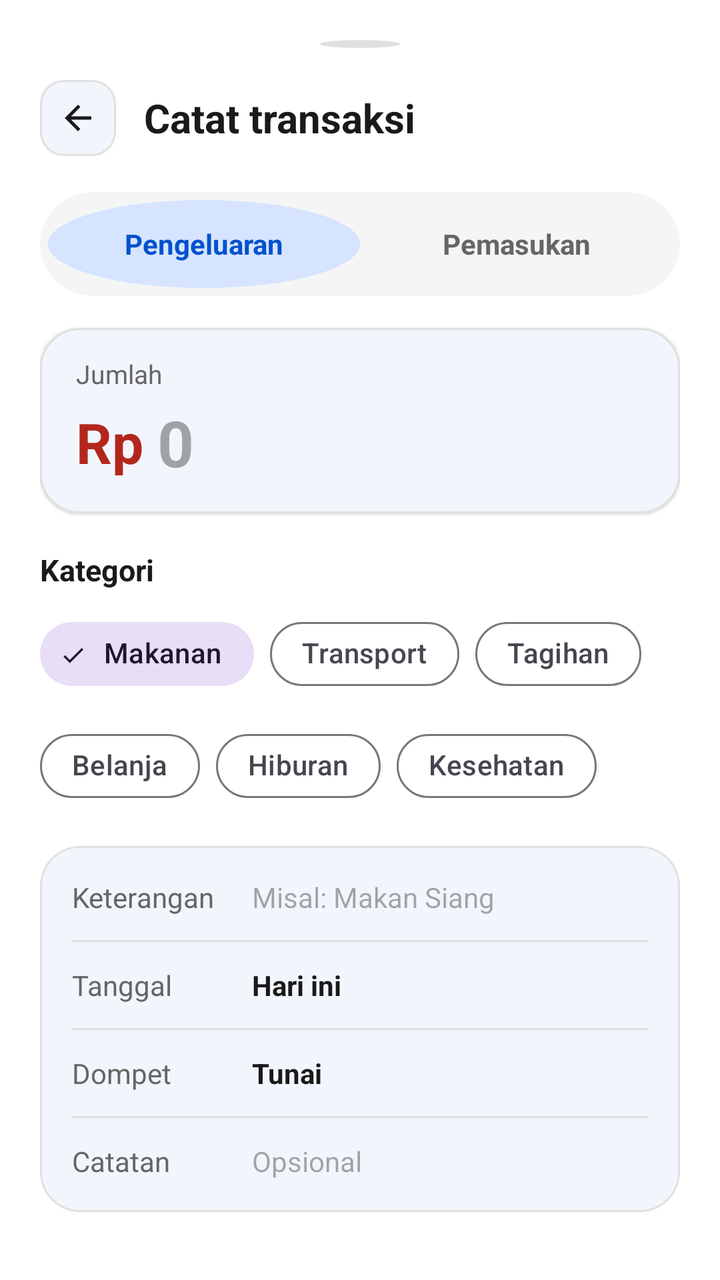
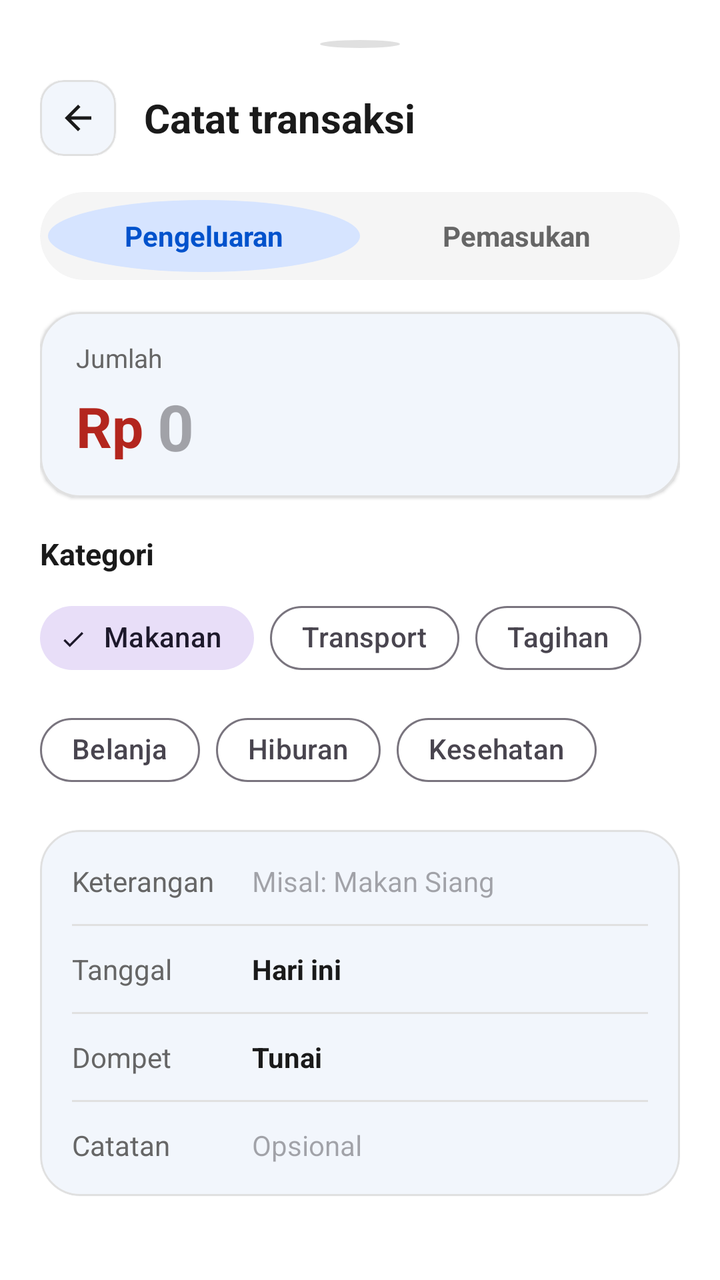

Two renders of the same Android screen: before a commit and after it. Below are the layout's source before the change and the commit's diff.
<!-- AndroidManifest.xml: application theme Theme.Keuangan -->
<!-- res/layout/bottom_sheet_add_transaction.xml -->
<?xml version="1.0" encoding="utf-8"?>
<LinearLayout
    xmlns:android="http://schemas.android.com/apk/res/android"
    xmlns:app="http://schemas.android.com/apk/res-auto"
    android:layout_width="match_parent"
    android:layout_height="wrap_content"
    android:background="@color/brand_background"
    android:orientation="vertical"
    android:paddingHorizontal="20dp"
    android:paddingTop="20dp"
    android:paddingBottom="28dp">

    
    <View
        android:layout_width="40dp"
        android:layout_height="4dp"
        android:layout_gravity="center_horizontal"
        android:layout_marginBottom="16dp"
        android:background="@drawable/bg_circle"
        android:backgroundTint="@color/brand_outline" />

    
    <LinearLayout
        android:layout_width="match_parent"
        android:layout_height="wrap_content"
        android:gravity="center_vertical"
        android:orientation="horizontal">

        <com.google.android.material.card.MaterialCardView
            android:id="@+id/btnBackModal"
            android:layout_width="38dp"
            android:layout_height="38dp"
            app:cardBackgroundColor="@color/brand_surface"
            app:cardCornerRadius="12dp"
            app:cardElevation="1dp"
            app:strokeColor="@color/brand_outline"
            app:strokeWidth="1dp">

            <ImageView
                android:layout_width="20dp"
                android:layout_height="20dp"
                android:layout_gravity="center"
                android:src="@drawable/ic_arrow_back"
                app:tint="@color/brand_text_primary" />
        </com.google.android.material.card.MaterialCardView>

        <TextView
            android:layout_width="wrap_content"
            android:layout_height="wrap_content"
            android:layout_marginStart="14dp"
            android:text="Catat transaksi"
            android:textColor="@color/brand_text_primary"
            android:textSize="20sp"
            android:textStyle="bold" />
    </LinearLayout>

    
    <com.google.android.material.card.MaterialCardView
        android:layout_width="match_parent"
        android:layout_height="52dp"
        android:layout_marginTop="18dp"
        app:cardBackgroundColor="@color/brand_surface_container"
        app:cardCornerRadius="26dp"
        app:cardElevation="0dp"
        app:strokeWidth="0dp">

        <LinearLayout
            android:layout_width="match_parent"
            android:layout_height="match_parent"
            android:orientation="horizontal"
            android:padding="4dp">

            <TextView
                android:id="@+id/btnTabExpense"
                android:layout_width="0dp"
                android:layout_height="match_parent"
                android:layout_weight="1"
                android:background="@drawable/bg_circle"
                android:backgroundTint="@color/brand_light_blue"
                android:gravity="center"
                android:text="Pengeluaran"
                android:textColor="@color/brand_blue"
                android:textSize="14sp"
                android:textStyle="bold" />

            <TextView
                android:id="@+id/btnTabIncome"
                android:layout_width="0dp"
                android:layout_height="match_parent"
                android:layout_weight="1"
                android:background="@android:color/transparent"
                android:gravity="center"
                android:text="Pemasukan"
                android:textColor="@color/brand_text_secondary"
                android:textSize="14sp"
                android:textStyle="bold" />
        </LinearLayout>
    </com.google.android.material.card.MaterialCardView>

    
    <com.google.android.material.card.MaterialCardView
        android:layout_width="match_parent"
        android:layout_height="wrap_content"
        android:layout_marginTop="16dp"
        app:cardBackgroundColor="@color/brand_surface"
        app:cardCornerRadius="20dp"
        app:cardElevation="1dp"
        app:strokeColor="@color/brand_outline"
        app:strokeWidth="1dp">

        <LinearLayout
            android:layout_width="match_parent"
            android:layout_height="wrap_content"
            android:orientation="vertical"
            android:paddingHorizontal="18dp"
            android:paddingVertical="14dp">

            <TextView
                android:layout_width="wrap_content"
                android:layout_height="wrap_content"
                android:text="Jumlah"
                android:textColor="@color/brand_text_secondary"
                android:textSize="13sp" />

            <LinearLayout
                android:layout_width="match_parent"
                android:layout_height="wrap_content"
                android:layout_marginTop="4dp"
                android:gravity="center_vertical"
                android:orientation="horizontal">

                <TextView
                    android:id="@+id/tvCurrencyPrefix"
                    android:layout_width="wrap_content"
                    android:layout_height="wrap_content"
                    android:text="Rp "
                    android:textColor="@color/expense_red"
                    android:textSize="28sp"
                    android:textStyle="bold" />

                <EditText
                    android:id="@+id/etModalAmount"
                    android:layout_width="match_parent"
                    android:layout_height="wrap_content"
                    android:background="@android:color/transparent"
                    android:hint="0"
                    android:inputType="numberDecimal"
                    android:textColor="@color/expense_red"
                    android:textSize="32sp"
                    android:textStyle="bold" />
            </LinearLayout>
        </LinearLayout>
    </com.google.android.material.card.MaterialCardView>

    
    <TextView
        android:layout_width="wrap_content"
        android:layout_height="wrap_content"
        android:layout_marginTop="18dp"
        android:layout_marginBottom="8dp"
        android:text="Kategori"
        android:textColor="@color/brand_text_primary"
        android:textSize="15sp"
        android:textStyle="bold" />

    
    <com.google.android.material.chip.ChipGroup
        android:id="@+id/cgCategories"
        android:layout_width="match_parent"
        android:layout_height="wrap_content"
        app:selectionRequired="true"
        app:singleSelection="true">

        <com.google.android.material.chip.Chip
            android:id="@+id/chipFood"
            style="@style/Widget.Material3.Chip.Filter"
            android:layout_width="wrap_content"
            android:layout_height="wrap_content"
            android:checked="true"
            android:text="Makanan"
            app:chipCornerRadius="16dp" />

        <com.google.android.material.chip.Chip
            android:id="@+id/chipTransport"
            style="@style/Widget.Material3.Chip.Filter"
            android:layout_width="wrap_content"
            android:layout_height="wrap_content"
            android:text="Transport"
            app:chipCornerRadius="16dp" />

        <com.google.android.material.chip.Chip
            android:id="@+id/chipBills"
            style="@style/Widget.Material3.Chip.Filter"
            android:layout_width="wrap_content"
            android:layout_height="wrap_content"
            android:text="Tagihan"
            app:chipCornerRadius="16dp" />

        <com.google.android.material.chip.Chip
            android:id="@+id/chipShopping"
            style="@style/Widget.Material3.Chip.Filter"
            android:layout_width="wrap_content"
            android:layout_height="wrap_content"
            android:text="Belanja"
            app:chipCornerRadius="16dp" />

        <com.google.android.material.chip.Chip
            android:id="@+id/chipEntertainment"
            style="@style/Widget.Material3.Chip.Filter"
            android:layout_width="wrap_content"
            android:layout_height="wrap_content"
            android:text="Hiburan"
            app:chipCornerRadius="16dp" />

        <com.google.android.material.chip.Chip
            android:id="@+id/chipHealth"
            style="@style/Widget.Material3.Chip.Filter"
            android:layout_width="wrap_content"
            android:layout_height="wrap_content"
            android:text="Kesehatan"
            app:chipCornerRadius="16dp" />
    </com.google.android.material.chip.ChipGroup>

    
    <com.google.android.material.card.MaterialCardView
        android:layout_width="match_parent"
        android:layout_height="wrap_content"
        android:layout_marginTop="16dp"
        app:cardBackgroundColor="@color/brand_surface"
        app:cardCornerRadius="20dp"
        app:cardElevation="1dp"
        app:strokeColor="@color/brand_outline"
        app:strokeWidth="1dp">

        <LinearLayout
            android:layout_width="match_parent"
            android:layout_height="wrap_content"
            android:orientation="vertical"
            android:padding="16dp">

            
            <LinearLayout
                android:layout_width="match_parent"
                android:layout_height="wrap_content"
                android:gravity="center_vertical"
                android:orientation="horizontal">

                <TextView
                    android:layout_width="90dp"
                    android:layout_height="wrap_content"
                    android:text="Keterangan"
                    android:textColor="@color/brand_text_secondary"
                    android:textSize="14sp" />

                <EditText
                    android:id="@+id/etModalTitle"
                    android:layout_width="0dp"
                    android:layout_height="wrap_content"
                    android:layout_weight="1"
                    android:background="@android:color/transparent"
                    android:hint="Misal: Makan Siang"
                    android:inputType="textCapSentences"
                    android:textColor="@color/brand_text_primary"
                    android:textSize="14sp" />
            </LinearLayout>

            <View
                android:layout_width="match_parent"
                android:layout_height="1dp"
                android:layout_marginVertical="12dp"
                android:background="@color/brand_outline" />

            
            <LinearLayout
                android:layout_width="match_parent"
                android:layout_height="wrap_content"
                android:gravity="center_vertical"
                android:orientation="horizontal">

                <TextView
                    android:layout_width="90dp"
                    android:layout_height="wrap_content"
                    android:text="Tanggal"
                    android:textColor="@color/brand_text_secondary"
                    android:textSize="14sp" />

                <TextView
                    android:id="@+id/tvModalDate"
                    android:layout_width="0dp"
                    android:layout_height="wrap_content"
                    android:layout_weight="1"
                    android:text="Hari ini"
                    android:textColor="@color/brand_text_primary"
                    android:textSize="14sp"
                    android:textStyle="bold" />
            </LinearLayout>

            <View
                android:layout_width="match_parent"
                android:layout_height="1dp"
                android:layout_marginVertical="12dp"
                android:background="@color/brand_outline" />

            
            <LinearLayout
                android:layout_width="match_parent"
                android:layout_height="wrap_content"
                android:gravity="center_vertical"
                android:orientation="horizontal">

                <TextView
                    android:layout_width="90dp"
                    android:layout_height="wrap_content"
                    android:text="Dompet"
                    android:textColor="@color/brand_text_secondary"
                    android:textSize="14sp" />

                <TextView
                    android:layout_width="0dp"
                    android:layout_height="wrap_content"
                    android:layout_weight="1"
                    android:text="Tunai"
                    android:textColor="@color/brand_text_primary"
                    android:textSize="14sp"
                    android:textStyle="bold" />
            </LinearLayout>

            <View
                android:layout_width="match_parent"
                android:layout_height="1dp"
                android:layout_marginVertical="12dp"
                android:background="@color/brand_outline" />

            
            <LinearLayout
                android:layout_width="match_parent"
                android:layout_height="wrap_content"
                android:gravity="center_vertical"
                android:orientation="horizontal">

                <TextView
                    android:layout_width="90dp"
                    android:layout_height="wrap_content"
                    android:text="Catatan"
                    android:textColor="@color/brand_text_secondary"
                    android:textSize="14sp" />

                <EditText
                    android:id="@+id/etModalNote"
                    android:layout_width="0dp"
                    android:layout_height="wrap_content"
                    android:layout_weight="1"
                    android:background="@android:color/transparent"
                    android:hint="Opsional"
                    android:textColor="@color/brand_text_primary"
                    android:textSize="14sp" />
            </LinearLayout>
        </LinearLayout>
    </com.google.android.material.card.MaterialCardView>

    
    <com.google.android.material.button.MaterialButton
        android:id="@+id/btnModalSave"
        android:layout_width="match_parent"
        android:layout_height="54dp"
        android:layout_marginTop="22dp"
        android:text="Simpan catatan"
        android:textColor="#FFFFFF"
        android:textSize="16sp"
        android:textStyle="bold"
        app:backgroundTint="@color/brand_blue"
        app:cornerRadius="27dp"
        app:elevation="2dp" />
</LinearLayout>
<!-- resources referenced by this layout -->
<resources>
  <color name="brand_background">#FFFFFF</color>
  <color name="brand_blue">#0052CC</color>
  <color name="brand_light_blue">#D6E4FF</color>
  <color name="brand_outline">#E0E0E0</color>
  <color name="brand_surface">#FFFFFF</color>
  <color name="brand_surface_container">#F5F5F5</color>
  <color name="brand_text_primary">#1A1A1A</color>
  <color name="brand_text_secondary">#666666</color>
  <color name="expense_red">#B3261E</color>
  <!-- drawable bg_circle (drawable) -->
  <shape xmlns:android="http://schemas.android.com/apk/res/android"
      android:shape="oval">
      <solid android:color="@color/income_container" />
  </shape>
  <!-- drawable ic_arrow_back (drawable) -->
  <vector xmlns:android="http://schemas.android.com/apk/res/android"
      android:width="24dp"
      android:height="24dp"
      android:viewportWidth="24"
      android:viewportHeight="24">
      <path
          android:fillColor="#FF1A1A1A"
          android:pathData="M20,11H7.83l5.59,-5.59L12,4l-8,8 8,8 1.41,-1.41L7.83,13H20v-2z"/>
  </vector>
  <style name="Theme.Keuangan" parent="Theme.Material3.DayNight.NoActionBar">
          <item name="colorPrimary">@color/md_theme_light_primary</item>
          <item name="colorOnPrimary">@color/md_theme_light_onPrimary</item>
          <item name="colorPrimaryContainer">@color/md_theme_light_primaryContainer</item>
          <item name="colorOnPrimaryContainer">@color/md_theme_light_onPrimaryContainer</item>
          <item name="android:colorBackground">@color/md_theme_light_background</item>
          <item name="colorSurface">@color/md_theme_light_surface</item>
          <item name="colorOnSurface">@color/md_theme_light_onSurface</item>
          <item name="colorSurfaceContainer">@color/md_theme_light_surfaceContainer</item>
          <item name="android:statusBarColor">@color/md_theme_light_background</item>
          <item name="android:windowLightStatusBar">true</item>
      </style>
  <color name="income_container">#B3E5B3</color>
  <color name="md_theme_light_primary">#0B57D0</color>
  <color name="md_theme_light_onPrimary">#FFFFFF</color>
  <color name="md_theme_light_primaryContainer">#C2DAFF</color>
  <color name="md_theme_light_onPrimaryContainer">#041E49</color>
  <color name="md_theme_light_background">#FAF6ED</color>
  <color name="md_theme_light_surface">#FFFFFF</color>
  <color name="md_theme_light_onSurface">#111827</color>
  <color name="md_theme_light_surfaceContainer">#FAF6ED</color>
</resources>

<!-- the commit's change to res/layout/bottom_sheet_add_transaction.xml (unified diff, before → after) -->
@@ -57,10 +57,10 @@
     
     <com.google.android.material.card.MaterialCardView
         android:layout_width="match_parent"
-        android:layout_height="52dp"
+        android:layout_height="44dp"
         android:layout_marginTop="18dp"
         app:cardBackgroundColor="@color/brand_surface_container"
-        app:cardCornerRadius="26dp"
+        app:cardCornerRadius="22dp"
         app:cardElevation="0dp"
         app:strokeWidth="0dp">
 
@@ -178,7 +178,7 @@
             android:layout_height="wrap_content"
             android:checked="true"
             android:text="Makanan"
-            app:chipCornerRadius="16dp" />
+            app:chipCornerRadius="22dp" />
 
         <com.google.android.material.chip.Chip
             android:id="@+id/chipTransport"
@@ -186,7 +186,7 @@
             android:layout_width="wrap_content"
             android:layout_height="wrap_content"
             android:text="Transport"
-            app:chipCornerRadius="16dp" />
+            app:chipCornerRadius="22dp" />
 
         <com.google.android.material.chip.Chip
             android:id="@+id/chipBills"
@@ -194,7 +194,7 @@
             android:layout_width="wrap_content"
             android:layout_height="wrap_content"
             android:text="Tagihan"
-            app:chipCornerRadius="16dp" />
+            app:chipCornerRadius="22dp" />
 
         <com.google.android.material.chip.Chip
             android:id="@+id/chipShopping"
@@ -202,7 +202,7 @@
             android:layout_width="wrap_content"
             android:layout_height="wrap_content"
             android:text="Belanja"
-            app:chipCornerRadius="16dp" />
+            app:chipCornerRadius="22dp" />
 
         <com.google.android.material.chip.Chip
             android:id="@+id/chipEntertainment"
@@ -210,7 +210,7 @@
             android:layout_width="wrap_content"
             android:layout_height="wrap_content"
             android:text="Hiburan"
-            app:chipCornerRadius="16dp" />
+            app:chipCornerRadius="22dp" />
 
         <com.google.android.material.chip.Chip
             android:id="@+id/chipHealth"
@@ -218,7 +218,7 @@
             android:layout_width="wrap_content"
             android:layout_height="wrap_content"
             android:text="Kesehatan"
-            app:chipCornerRadius="16dp" />
+            app:chipCornerRadius="22dp" />
     </com.google.android.material.chip.ChipGroup>
 
     
